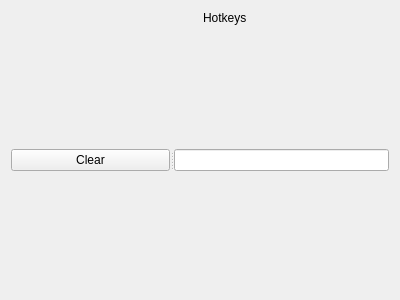
Old version of the form UI/forms/OBSHotkeysWidget.ui in the repository cpyarger/obs-studio.
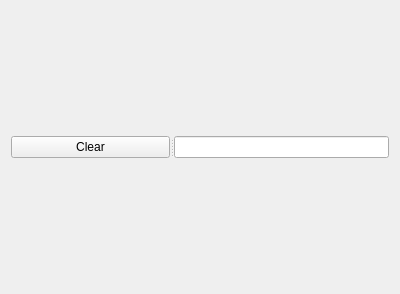
New version of the form.

Commit message: cleanup ui -- set widgets to fixed sizes

What changed in the file:
```diff
--- a/UI/forms/OBSHotkeysWidget.ui
+++ b/UI/forms/OBSHotkeysWidget.ui
@@ -7,21 +7,26 @@
     <x>0</x>
     <y>0</y>
     <width>400</width>
-    <height>300</height>
+    <height>294</height>
    </rect>
   </property>
+  <property name="sizePolicy">
+   <sizepolicy hsizetype="Preferred" vsizetype="Fixed">
+    <horstretch>0</horstretch>
+    <verstretch>0</verstretch>
+   </sizepolicy>
+  </property>
+  <property name="maximumSize">
+   <size>
+    <width>16777215</width>
+    <height>294</height>
+   </size>
+  </property>
   <property name="windowTitle">
    <string>Form</string>
   </property>
   <layout class="QGridLayout" name="gridLayout">
-   <item row="1" column="1">
-    <widget class="QLabel" name="label">
-     <property name="text">
-      <string>Hotkeys</string>
-     </property>
-    </widget>
-   </item>
-   <item row="3" column="0" colspan="2">
+   <item row="1" column="0" colspan="2" alignment="Qt::AlignVCenter">
     <widget class="QSplitter" name="splitter">
      <property name="orientation">
       <enum>Qt::Horizontal</enum>
@@ -47,32 +52,6 @@
      </widget>
     </widget>
    </item>
-   <item row="4" column="0">
-    <spacer name="verticalSpacer">
-     <property name="orientation">
-      <enum>Qt::Vertical</enum>
-     </property>
-     <property name="sizeHint" stdset="0">
-      <size>
-       <width>20</width>
-       <height>111</height>
-      </size>
-     </property>
-    </spacer>
-   </item>
-   <item row="2" column="0">
-    <spacer name="verticalSpacer_2">
-     <property name="orientation">
-      <enum>Qt::Vertical</enum>
-     </property>
-     <property name="sizeHint" stdset="0">
-      <size>
-       <width>20</width>
-       <height>111</height>
-      </size>
-     </property>
-    </spacer>
-   </item>
   </layout>
  </widget>
  <resources/>
```
The commit also changes 7 other files.
